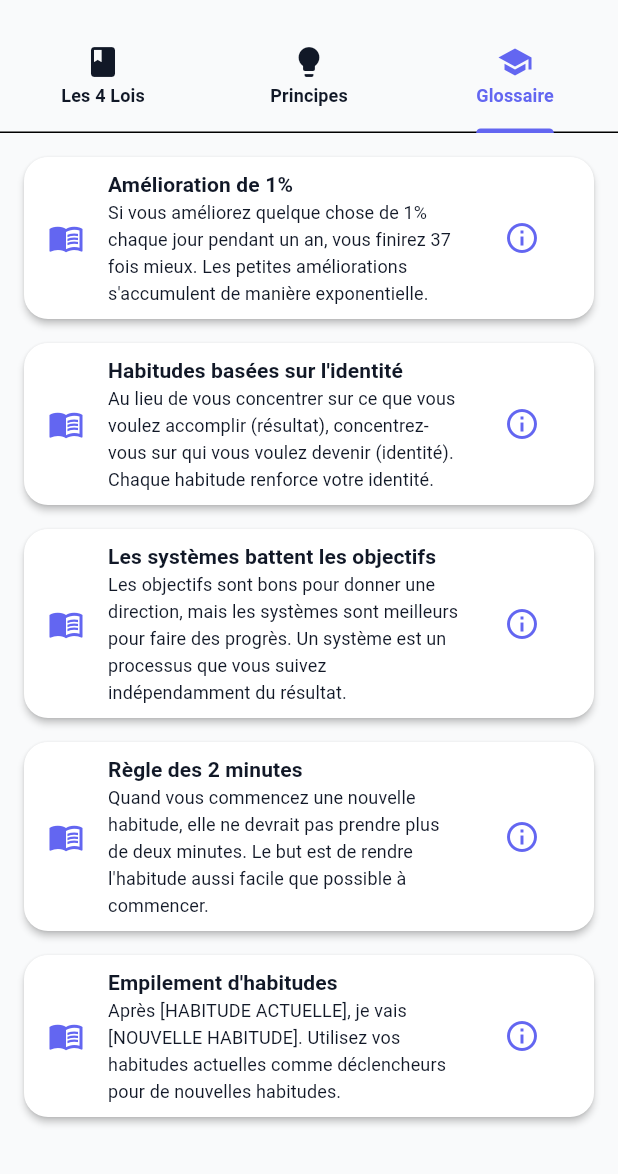
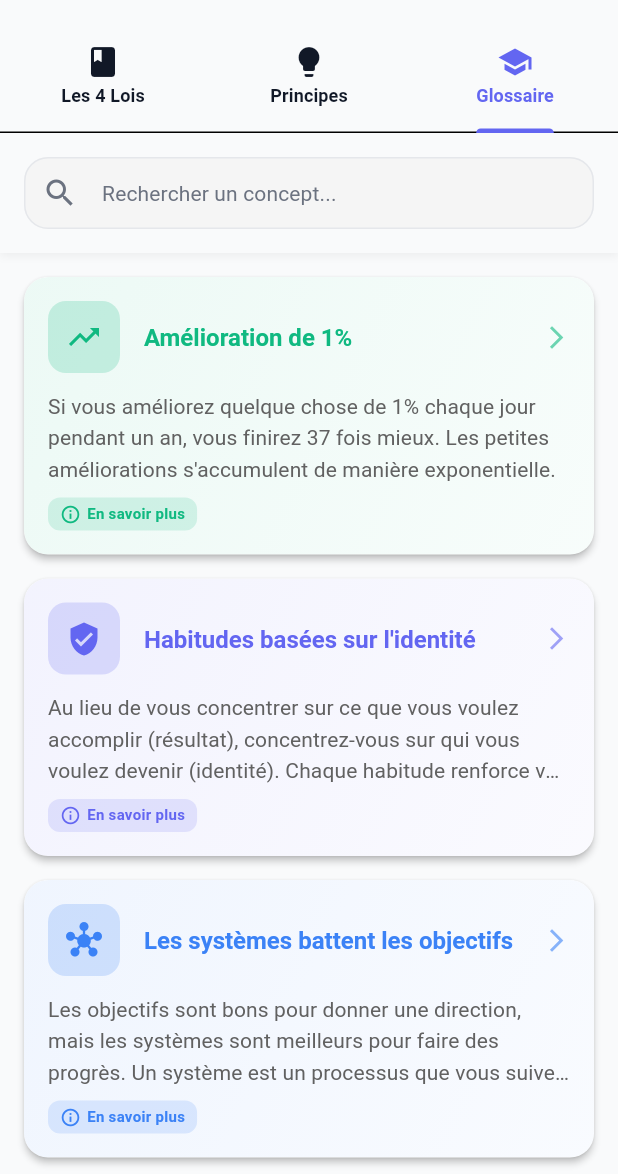
Before and after one commit to Rahim10020/atomic_habits_mobile, a Flutter app: the GuideScreen screen opened by its route, tab 3 chosen, on a phone screen of 412 x 824 dp, the part 62-1236 px from its top. Run offline on Flutter 3.47's test engine with Material 3 defaults, Android fonts, the phone set to English and light mode, and no system bars; our stand-ins replace drift, fl_chart, flutter_local_notifications, flutter_riverpod, flutter_timezone, go_router and 5 more; accounts and stored records are empty; generated files the repository leaves out were written again.

Commit message:
amelioration de la page de glossaire

```diff
--- a/lib/presentation/screens/guide/guide_screen.dart
+++ b/lib/presentation/screens/guide/guide_screen.dart
@@ -5,6 +5,7 @@ import '../../../core/constants/text_styles.dart';
 import '../../../domain/models/four_laws.dart';
 import 'widgets/concept_bottom_sheet.dart';
 import 'widgets/custom_accordion.dart';
+import 'widgets/glossary_card.dart';
 
 class GuideScreen extends StatefulWidget {
   const GuideScreen({super.key});
@@ -18,6 +19,9 @@ class _GuideScreenState extends State<GuideScreen>
   late TabController _tabController;
   late final List<_LawGuideContent> _lawGuideContent;
   late final List<_PrincipleGuideContent> _principleGuideContent;
+  final TextEditingController _glossarySearchController =
+      TextEditingController();
+  String _glossarySearchQuery = '';
 
   @override
   void initState() {
@@ -30,6 +34,7 @@ class _GuideScreenState extends State<GuideScreen>
   @override
   void dispose() {
     _tabController.dispose();
+    _glossarySearchController.dispose();
     super.dispose();
   }
 
@@ -216,38 +221,159 @@ class _GuideScreenState extends State<GuideScreen>
 
   Widget _buildGlossaryTab(BuildContext context) {
     final entries = AtomicHabitsPrinciples.conceptExplanations.entries.toList();
-    return ListView.builder(
+    final filteredEntries = entries.where((entry) {
+      if (_glossarySearchQuery.isEmpty) return true;
+      return entry.key.toLowerCase().contains(
+            _glossarySearchQuery.toLowerCase(),
+          ) ||
+          entry.value.toLowerCase().contains(
+            _glossarySearchQuery.toLowerCase(),
+          );
+    }).toList();
+
+    // Mapping des concepts à leurs icônes et couleurs
+    final conceptStyles = _getConceptStyles();
+
+    return Column(
+      children: [
+        // Barre de recherche
+        Container(
+          padding: const EdgeInsets.all(AppConstants.paddingMedium),
+          decoration: BoxDecoration(
+            color: Theme.of(context).scaffoldBackgroundColor,
+            boxShadow: [
+              BoxShadow(
+                color: Colors.black.withValues(alpha: 0.05),
+                blurRadius: 4,
+                offset: const Offset(0, 2),
+              ),
+            ],
+          ),
+          child: TextField(
+            controller: _glossarySearchController,
+            decoration: InputDecoration(
+              hintText: 'Rechercher un concept...',
+              prefixIcon: Icon(
+                Icons.search,
+                color: AppColors.textSecondaryLight,
+              ),
+              suffixIcon: _glossarySearchQuery.isNotEmpty
+                  ? IconButton(
+                      icon: Icon(
+                        Icons.clear,
+                        color: AppColors.textSecondaryLight,
+                      ),
+                      onPressed: () {
+                        setState(() {
+                          _glossarySearchController.clear();
+                          _glossarySearchQuery = '';
+                        });
+                      },
+                    )
+                  : null,
+              filled: true,
+              fillColor: Colors.grey[100],
+              border: OutlineInputBorder(
+                borderRadius: BorderRadius.circular(12),
+                borderSide: BorderSide.none,
+              ),
+              contentPadding: const EdgeInsets.symmetric(
+                horizontal: 16,
+                vertical: 12,
+              ),
+            ),
+            onChanged: (value) {
+              setState(() {
+                _glossarySearchQuery = value;
+              });
+            },
+          ),
+        ),
+        // Liste des concepts
+        Expanded(
+          child: filteredEntries.isEmpty
+              ? Center(
+                  child: Column(
+                    mainAxisAlignment: MainAxisAlignment.center,
+                    children: [
+                      Icon(Icons.search_off, size: 64, color: Colors.grey[400]),
+                      const SizedBox(height: 16),
+                      Text(
+                        'Aucun concept trouvé',
+                        style: AppTextStyles.titleMedium.copyWith(
+                          color: Colors.grey[600],
+                        ),
+                      ),
+                      const SizedBox(height: 8),
+                      Text(
+                        'Essayez avec d\'autres mots-clés',
+                        style: AppTextStyles.bodySmall.copyWith(
+                          color: Colors.grey[500],
+                        ),
+                      ),
+                    ],
+                  ),
+                )
+              : ListView.builder(
                   key: const PageStorageKey('guide_glossary_tab'),
                   padding: const EdgeInsets.all(AppConstants.paddingMedium),
-      itemCount: entries.length,
+                  itemCount: filteredEntries.length,
                   itemBuilder: (_, index) {
-        final entry = entries[index];
-        return Card(
-          margin: const EdgeInsets.only(bottom: AppConstants.paddingMedium),
-          child: ListTile(
-            leading: Icon(Icons.menu_book, color: AppColors.primary),
-            title: Text(entry.key, style: AppTextStyles.titleMedium),
-            subtitle: Text(entry.value, style: AppTextStyles.bodySmall),
-            trailing: IconButton(
-              icon: const Icon(Icons.info_outline),
+                    final entry = filteredEntries[index];
+                    final style =
+                        conceptStyles[entry.key] ??
+                        _ConceptStyle(
+                          icon: Icons.menu_book,
                           color: AppColors.primary,
-              onPressed: () {
+                        );
+                    return GlossaryCard(
+                      title: entry.key,
+                      description: entry.value,
+                      icon: style.icon,
+                      color: style.color,
+                      onTap: () {
                         showConceptBottomSheet(
                           context: context,
                           title: entry.key,
                           description: entry.value,
-                  color: AppColors.primary,
+                          color: style.color,
                           actionSteps: _glossaryActionSteps(entry.key),
                           identityShifts: _glossaryIdentityShifts(entry.key),
                           examples: const [],
                           ctaLabel: null,
                         );
                       },
+                    );
+                  },
                 ),
         ),
+      ],
     );
-      },
-    );
+  }
+
+  Map<String, _ConceptStyle> _getConceptStyles() {
+    return {
+      'Amélioration de 1%': _ConceptStyle(
+        icon: Icons.trending_up,
+        color: AppColors.success,
+      ),
+      'Habitudes basées sur l\'identité': _ConceptStyle(
+        icon: Icons.verified_user,
+        color: AppColors.primary,
+      ),
+      'Les systèmes battent les objectifs': _ConceptStyle(
+        icon: Icons.hub,
+        color: AppColors.info,
+      ),
+      'Règle des 2 minutes': _ConceptStyle(
+        icon: Icons.timer,
+        color: AppColors.accent,
+      ),
+      'Empilement d\'habitudes': _ConceptStyle(
+        icon: Icons.layers,
+        color: AppColors.secondary,
+      ),
+    };
   }
 
   List<_LawGuideContent> _buildLawGuideContent() {
@@ -496,3 +622,10 @@ class _PrincipleGuideContent {
     required this.color,
   });
 }
+
+class _ConceptStyle {
+  final IconData icon;
+  final Color color;
+
+  const _ConceptStyle({required this.icon, required this.color});
+}
--- /dev/null
+++ b/lib/presentation/screens/guide/widgets/glossary_card.dart
@@ -0,0 +1,130 @@
+import 'package:flutter/material.dart';
+import '../../../../core/constants/app_constants.dart';
+import '../../../../core/constants/text_styles.dart';
+
+class GlossaryCard extends StatelessWidget {
+  final String title;
+  final String description;
+  final IconData icon;
+  final Color color;
+  final VoidCallback onTap;
+
+  const GlossaryCard({
+    super.key,
+    required this.title,
+    required this.description,
+    required this.icon,
+    required this.color,
+    required this.onTap,
+  });
+
+  @override
+  Widget build(BuildContext context) {
+    return Card(
+      margin: const EdgeInsets.only(bottom: AppConstants.paddingMedium),
+      elevation: 2,
+      shape: RoundedRectangleBorder(
+        borderRadius: BorderRadius.circular(16),
+      ),
+      child: InkWell(
+        onTap: onTap,
+        borderRadius: BorderRadius.circular(16),
+        child: Container(
+          decoration: BoxDecoration(
+            borderRadius: BorderRadius.circular(16),
+            gradient: LinearGradient(
+              colors: [
+                color.withValues(alpha: 0.08),
+                color.withValues(alpha: 0.03),
+              ],
+              begin: Alignment.topLeft,
+              end: Alignment.bottomRight,
+            ),
+          ),
+          child: Padding(
+            padding: const EdgeInsets.all(AppConstants.paddingMedium),
+            child: Column(
+              crossAxisAlignment: CrossAxisAlignment.start,
+              children: [
+                Row(
+                  children: [
+                    Container(
+                      padding: const EdgeInsets.all(12),
+                      decoration: BoxDecoration(
+                        color: color.withValues(alpha: 0.2),
+                        borderRadius: BorderRadius.circular(12),
+                      ),
+                      child: Icon(
+                        icon,
+                        color: color,
+                        size: 24,
+                      ),
+                    ),
+                    const SizedBox(width: 16),
+                    Expanded(
+                      child: Text(
+                        title,
+                        style: AppTextStyles.titleLarge.copyWith(
+                          color: color,
+                          fontWeight: FontWeight.bold,
+                        ),
+                      ),
+                    ),
+                    Icon(
+                      Icons.arrow_forward_ios,
+                      color: color.withValues(alpha: 0.6),
+                      size: 18,
+                    ),
+                  ],
+                ),
+                const SizedBox(height: 12),
+                Text(
+                  description,
+                  style: AppTextStyles.bodyMedium.copyWith(
+                    color: Colors.grey[700],
+                    height: 1.5,
+                  ),
+                  maxLines: 3,
+                  overflow: TextOverflow.ellipsis,
+                ),
+                const SizedBox(height: 8),
+                Row(
+                  children: [
+                    Container(
+                      padding: const EdgeInsets.symmetric(
+                        horizontal: 8,
+                        vertical: 4,
+                      ),
+                      decoration: BoxDecoration(
+                        color: color.withValues(alpha: 0.15),
+                        borderRadius: BorderRadius.circular(8),
+                      ),
+                      child: Row(
+                        mainAxisSize: MainAxisSize.min,
+                        children: [
+                          Icon(
+                            Icons.info_outline,
+                            size: 14,
+                            color: color,
+                          ),
+                          const SizedBox(width: 4),
+                          Text(
+                            'En savoir plus',
+                            style: AppTextStyles.labelSmall.copyWith(
+                              color: color,
+                              fontWeight: FontWeight.w600,
+                            ),
+                          ),
+                        ],
+                      ),
+                    ),
+                  ],
+                ),
+              ],
+            ),
+          ),
+        ),
+      ),
+    );
+  }
+}
```
Lines whose indentation alone changed are shown as unchanged.
